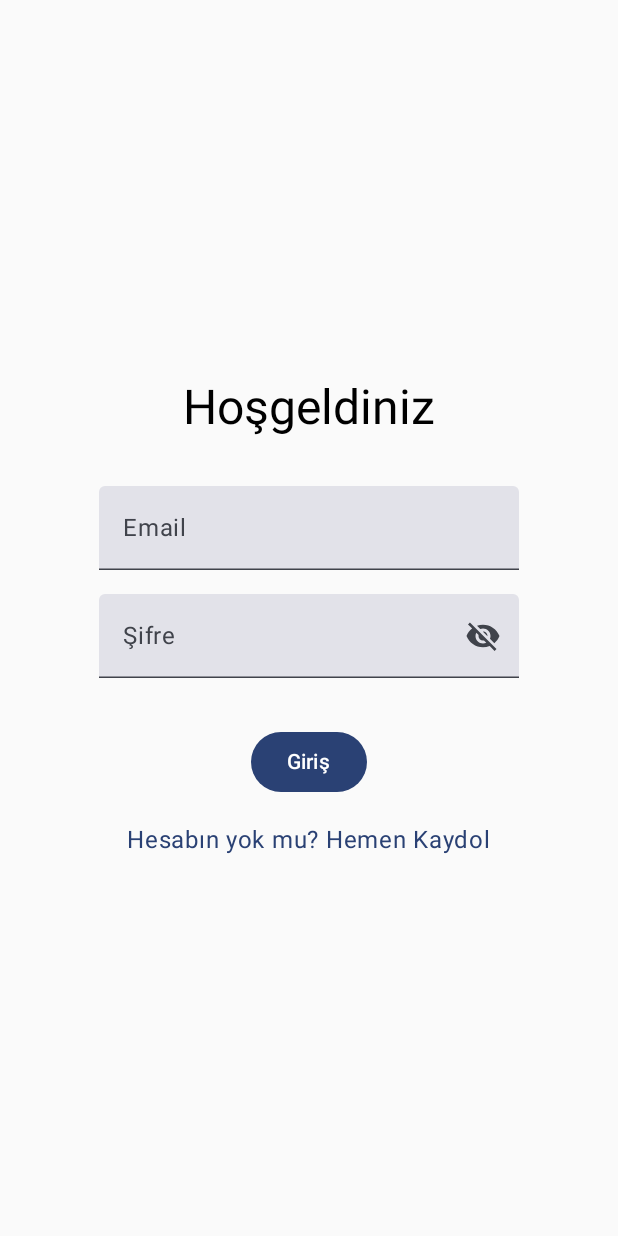
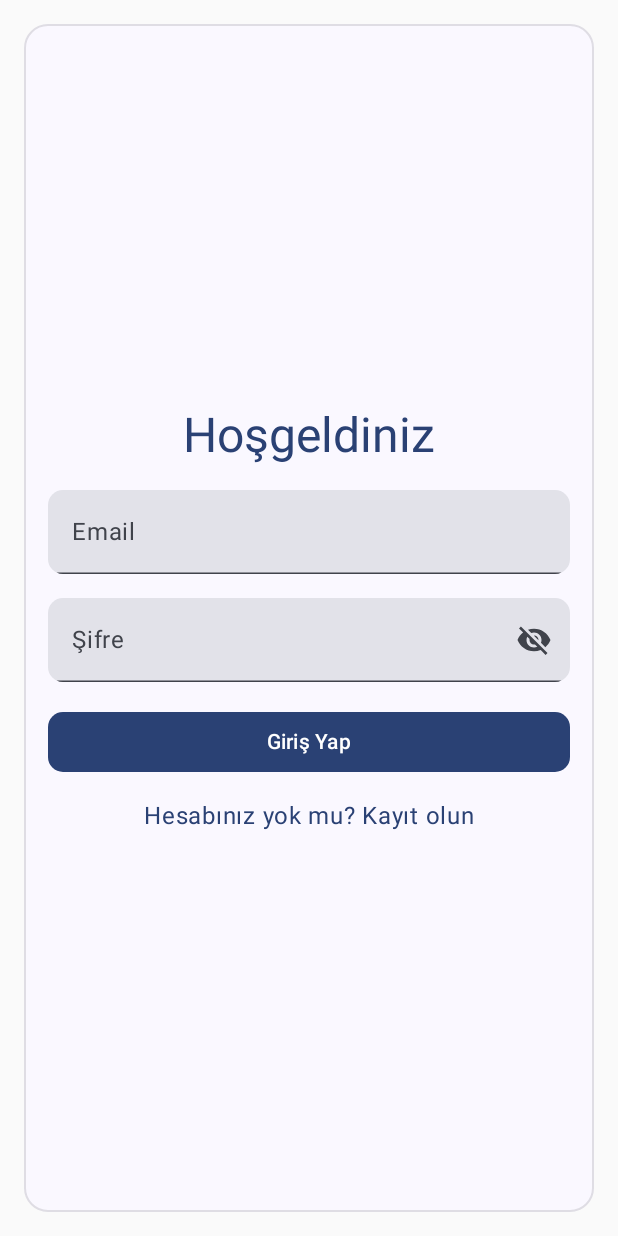
Before and after one commit to TravelTeamApp/TravelApp_frontend, an Android app built with Jetpack Compose: the screen it shows after launch (MainActivity), on a phone screen of 412 x 824 dp. Run offline under Robolectric (Android 15) with nearby library versions, the phone set to English and light mode, and no system bars.

Commit message:
login ve register backend tamamlandı.

```diff
--- a/app/build.gradle
+++ b/app/build.gradle
@@ -47,7 +47,10 @@ android {
 }
 
 dependencies {
-
+    implementation "com.squareup.retrofit2:retrofit:2.9.0"
+    implementation "com.squareup.retrofit2:converter-gson:2.9.0"
+    implementation("androidx.navigation:navigation-compose:2.7.3")
+    implementation "androidx.compose.material:material-icons-extended:1.0.0"
     implementation libs.androidx.core.ktx
     implementation libs.androidx.lifecycle.runtime.ktx
     implementation libs.androidx.activity.compose
@@ -56,6 +59,7 @@ dependencies {
     implementation libs.androidx.ui.graphics
     implementation libs.androidx.ui.tooling.preview
     implementation libs.androidx.material3
+    implementation libs.androidx.appcompat
     testImplementation libs.junit
     androidTestImplementation libs.androidx.junit
     androidTestImplementation libs.androidx.espresso.core
--- a/app/src/main/AndroidManifest.xml
+++ b/app/src/main/AndroidManifest.xml
@@ -2,7 +2,11 @@
 <manifest xmlns:android="http://schemas.android.com/apk/res/android"
     xmlns:tools="http://schemas.android.com/tools">
 
+    <uses-permission android:name="android.permission.INTERNET" />
+    <uses-permission android:name="android.permission.ACCESS_NETWORK_STATE" />
+
     <application
+        android:networkSecurityConfig="@xml/network_security_config"
         android:allowBackup="true"
         android:dataExtractionRules="@xml/data_extraction_rules"
         android:fullBackupContent="@xml/backup_rules"
@@ -19,7 +23,6 @@
             android:theme="@style/Theme.BitirmeProjesi1">
             <intent-filter>
                 <action android:name="android.intent.action.MAIN" />
-
                 <category android:name="android.intent.category.LAUNCHER" />
             </intent-filter>
         </activity>
--- /dev/null
+++ b/app/src/main/java/tr/edu/trakya/tubanurturkmen/bitirmeprojesi1/AppNavigation.kt
@@ -0,0 +1,23 @@
+package tr.edu.trakya.tubanurturkmen.bitirmeprojesi1.ui.navigation
+
+import androidx.compose.runtime.Composable
+import androidx.navigation.compose.NavHost
+import androidx.navigation.compose.composable
+import androidx.navigation.compose.rememberNavController
+import tr.edu.trakya.tubanurturkmen.bitirmeprojesi1.LoginScreen
+import tr.edu.trakya.tubanurturkmen.bitirmeprojesi1.RegisterScreen
+import tr.edu.trakya.tubanurturkmen.bitirmeprojesi1.HomeScreen
+@Composable
+fun AppNavigation() {
+    val navController = rememberNavController()
+
+    NavHost(navController = navController, startDestination = "login") {
+        composable("login") {
+            LoginScreen(navController)
+        }
+        composable("register") {
+            RegisterScreen(navController)
+        }
+        composable("home") { HomeScreen(navController) } // Home ekranını ekledik
+    }
+}
--- /dev/null
+++ b/app/src/main/java/tr/edu/trakya/tubanurturkmen/bitirmeprojesi1/LoginRequest.kt
@@ -0,0 +1,6 @@
+package tr.edu.trakya.tubanurturkmen.bitirmeprojesi1
+
+data class LoginRequest(
+    val email: String,
+    val password: String,
+)
--- /dev/null
+++ b/app/src/main/java/tr/edu/trakya/tubanurturkmen/bitirmeprojesi1/LoginScreen.kt
@@ -0,0 +1,175 @@
+package tr.edu.trakya.tubanurturkmen.bitirmeprojesi1
+import androidx.compose.material3.CircularProgressIndicator
+import retrofit2.Response
+import retrofit2.Call
+import retrofit2.Callback
+import android.widget.Toast
+import androidx.compose.foundation.BorderStroke
+import androidx.compose.foundation.background
+import androidx.compose.foundation.border
+import androidx.compose.foundation.clickable
+import androidx.compose.foundation.layout.*
+import androidx.compose.foundation.shape.RoundedCornerShape
+import androidx.compose.foundation.text.KeyboardOptions
+import androidx.compose.material3.Button
+import androidx.compose.material3.ExperimentalMaterial3Api
+import androidx.compose.material3.Icon
+import androidx.compose.material3.MaterialTheme
+import androidx.compose.material3.Text
+import androidx.compose.material3.TextField
+import androidx.compose.material3.TextFieldDefaults
+import androidx.compose.runtime.Composable
+import androidx.compose.runtime.getValue
+import androidx.compose.runtime.mutableStateOf
+import androidx.compose.runtime.remember
+import androidx.compose.runtime.setValue
+import androidx.compose.ui.Alignment
+import androidx.compose.ui.Modifier
+import androidx.compose.ui.graphics.Color
+import androidx.compose.ui.graphics.vector.ImageVector
+import androidx.compose.ui.platform.LocalContext
+import androidx.compose.ui.res.vectorResource
+import androidx.compose.ui.text.input.ImeAction
+import androidx.compose.ui.text.input.KeyboardType
+import androidx.compose.ui.text.input.PasswordVisualTransformation
+import androidx.compose.ui.text.input.VisualTransformation
+import androidx.compose.ui.unit.dp
+import androidx.navigation.NavController
+import tr.edu.trakya.tubanurturkmen.bitirmeprojesi1.ui.theme.BitirmeProjesi1Theme
+import android.util.Log
+@OptIn(ExperimentalMaterial3Api::class)
+@Composable
+fun LoginScreen(navController: NavController) {
+    val email = remember { mutableStateOf("") }
+    val password = remember { mutableStateOf("") }
+    val context = LocalContext.current
+    var isPasswordVisible by remember { mutableStateOf(false) }
+
+    // Giriş işlemi sırasında yükleniyor durumu
+    var isLoading by remember { mutableStateOf(false) }
+
+    Box(
+        modifier = Modifier
+            .fillMaxSize()
+            .padding(16.dp)
+            .background(MaterialTheme.colorScheme.surface, RoundedCornerShape(16.dp))
+            .border(BorderStroke(1.dp, MaterialTheme.colorScheme.onSurface.copy(alpha = 0.12f)), RoundedCornerShape(16.dp))
+            .padding(16.dp),
+        contentAlignment = Alignment.Center
+    ) {
+        Column(
+            horizontalAlignment = Alignment.CenterHorizontally,
+            verticalArrangement = Arrangement.spacedBy(16.dp),
+            modifier = Modifier.fillMaxWidth()
+        ) {
+            Text(
+                text = "Hoşgeldiniz",
+                style = androidx.compose.material3.MaterialTheme.typography.headlineLarge.copy(color = MaterialTheme.colorScheme.primary)
+            )
+
+            // Email alanı
+            TextField(
+                value = email.value,
+                onValueChange = { email.value = it },
+                label = { Text("Email") },
+                modifier = Modifier.fillMaxWidth(),
+                shape = RoundedCornerShape(10.dp),
+                keyboardOptions = KeyboardOptions.Default.copy(
+                    keyboardType = KeyboardType.Email,
+                    imeAction = ImeAction.Next
+                )
+            )
+
+            // Şifre alanı
+            TextField(
+                value = password.value,
+                onValueChange = { password.value = it },
+                label = { Text("Şifre") },
+                modifier = Modifier.fillMaxWidth(),
+                shape = RoundedCornerShape(10.dp),
+                keyboardOptions = KeyboardOptions.Default.copy(
+                    keyboardType = KeyboardType.Password,
+                    imeAction = ImeAction.Done
+                ),
+                visualTransformation = if (isPasswordVisible) VisualTransformation.None else PasswordVisualTransformation(),
+                trailingIcon = {
+                    Icon(
+                        imageVector = if (isPasswordVisible) {
+                            ImageVector.vectorResource(id = R.drawable.baseline_visibility_24)
+                        } else {
+                            ImageVector.vectorResource(id = R.drawable.baseline_visibility_off_24)
+                        },
+                        contentDescription = if (isPasswordVisible) "Hide password" else "Show password",
+                        modifier = Modifier
+                            .clickable { isPasswordVisible = !isPasswordVisible }
+                    )
+                }
+            )
+
+            // Eğer yükleme yapılırken buton, kullanıcıyı bilgilendirecek şekilde değiştirilebilir.
+            if (isLoading) {
+                CircularProgressIndicator(modifier = Modifier.size(48.dp))
+            } else {
+                // Giriş Butonu
+                Button(
+                    onClick = {
+                        if (email.value.isNotEmpty() && password.value.isNotEmpty()) {
+                            isLoading = true
+
+                            // RetrofitClient üzerinden apiService'e erişim
+                            val loginRequest = LoginRequest(email.value, password.value)
+
+                            RetrofitClient.apiService.login(loginRequest).enqueue(object : retrofit2.Callback<LoginResponse> {
+                                override fun onResponse(call: Call<LoginResponse>, response: Response<LoginResponse>) {
+                                    isLoading = false
+                                    if (response.isSuccessful) {
+                                        // Başarılı giriş işlemi
+                                        val token = response.body()
+                                        Log.d("LoginSuccess", "Giriş Başarılı: Kullanıcı Token'ı: $token")  // Başarılı giriş logu
+                                        if (token != null) {
+                                            // Token ile işlemler
+                                            Toast.makeText(context, "Giriş Başarılı", Toast.LENGTH_SHORT).show()
+
+                                            // Başarıyla giriş yaptıktan sonra Home sayfasına yönlendir
+                                            navController.navigate("home") // Home ekranına yönlendirme
+
+                                            // Token'ı saklama veya diğer işlemler yapılabilir
+                                        }
+                                    } else {
+                                        val errorBody = response.errorBody()?.string()
+                                        val errorCode = response.code()
+                                        Log.e("LoginError", "Hata Kodu: $errorCode, Hata Mesajı: $errorBody")
+                                        Toast.makeText(context, "Giriş Başarısız: $errorBody", Toast.LENGTH_SHORT).show()
+                                    }
+                                }
+
+                                override fun onFailure(call: Call<LoginResponse>, t: Throwable) {
+                                    isLoading = false
+                                    // Bağlantı hatası durumunda
+                                    Log.e("LoginError", "Bağlantı Hatası: ${t.message}")
+                                    Toast.makeText(context, "Bağlantı Hatası: ${t.message}", Toast.LENGTH_SHORT).show()
+                                }
+                            })
+                        } else {
+                            Toast.makeText(context, "Lütfen tüm alanları doldurun", Toast.LENGTH_SHORT).show()
+                        }
+                    },
+                    modifier = Modifier.fillMaxWidth(),
+                    shape = RoundedCornerShape(10.dp)
+                ) {
+                    Text(text = "Giriş Yap")
+                }
+                // Kayıt Ol linki
+                Text(
+                    text = "Hesabınız yok mu? Kayıt olun",
+                    style = MaterialTheme.typography.bodyLarge.copy(color = MaterialTheme.colorScheme.primary),
+                    modifier = Modifier
+                        .clickable {
+                            // Kayıt ekranına yönlendir
+                            navController.navigate("register")
+                        }
+                )
+            }
+        }
+    }
+}
--- a/app/src/main/java/tr/edu/trakya/tubanurturkmen/bitirmeprojesi1/MainActivity.kt
+++ b/app/src/main/java/tr/edu/trakya/tubanurturkmen/bitirmeprojesi1/MainActivity.kt
@@ -1,29 +1,10 @@
 package tr.edu.trakya.tubanurturkmen.bitirmeprojesi1
 
 import android.os.Bundle
-import android.widget.Toast
 import androidx.activity.ComponentActivity
 import androidx.activity.compose.setContent
 import androidx.activity.enableEdgeToEdge
-import androidx.compose.foundation.clickable
-import androidx.compose.foundation.layout.*
-import androidx.compose.foundation.text.KeyboardOptions
-import androidx.compose.material3.Button
-import androidx.compose.material3.Icon
-import androidx.compose.material3.Text
-import androidx.compose.material3.TextField
-import androidx.compose.runtime.*
-import androidx.compose.ui.Alignment
-import androidx.compose.ui.Modifier
-import androidx.compose.ui.graphics.vector.ImageVector
-import androidx.compose.ui.platform.LocalContext
-import androidx.compose.ui.res.vectorResource
-import androidx.compose.ui.text.input.ImeAction
-import androidx.compose.ui.text.input.KeyboardType
-import androidx.compose.ui.text.input.PasswordVisualTransformation
-import androidx.compose.ui.text.input.VisualTransformation
-import androidx.compose.ui.tooling.preview.Preview
-import androidx.compose.ui.unit.dp
+import tr.edu.trakya.tubanurturkmen.bitirmeprojesi1.ui.navigation.AppNavigation
 import tr.edu.trakya.tubanurturkmen.bitirmeprojesi1.ui.theme.BitirmeProjesi1Theme
 
 class MainActivity : ComponentActivity() {
@@ -32,99 +13,8 @@ class MainActivity : ComponentActivity() {
         enableEdgeToEdge()
         setContent {
             BitirmeProjesi1Theme {
-                LoginScreen()
+                AppNavigation() // Login ve Register ekranları arasında yönlendirme yapılacak
             }
         }
     }
 }
-
-@Composable
-fun LoginScreen() {
-    val email = remember { mutableStateOf("") }
-    val password = remember { mutableStateOf("") }
-    val context = LocalContext.current
-    var isPasswordVisible by remember { mutableStateOf(false) }
-    Box(
-        modifier = Modifier
-            .fillMaxSize()
-            .padding(16.dp),
-        contentAlignment = Alignment.Center
-    ) {
-        Column(
-            horizontalAlignment = Alignment.CenterHorizontally,
-            verticalArrangement = Arrangement.Center,
-            modifier = Modifier.fillMaxWidth()
-        ) {
-            Text(text = "Hoşgeldiniz", style = androidx.compose.material3.MaterialTheme.typography.headlineLarge)
-
-            Spacer(modifier = Modifier.height(32.dp))
-
-            TextField(
-                value = email.value,
-                onValueChange = { email.value = it },
-                label = { Text("Email") },
-                keyboardOptions = KeyboardOptions.Default.copy(
-                    keyboardType = KeyboardType.Email,
-                    imeAction = ImeAction.Next
-                )
-            )
-
-            Spacer(modifier = Modifier.height(16.dp))
-
-            TextField(
-                value = password.value,
-                onValueChange = { password.value = it },
-                label = { Text("Şifre") },
-                keyboardOptions = KeyboardOptions.Default.copy(
-                    keyboardType = KeyboardType.Password,
-                    imeAction = ImeAction.Done
-                ),
-                visualTransformation = if (isPasswordVisible) VisualTransformation.None else PasswordVisualTransformation(),
-                trailingIcon = {
-                    Icon(
-                        imageVector = if (isPasswordVisible) {
-                            ImageVector.vectorResource(id = R.drawable.baseline_visibility_24)
-                        } else {
-                            ImageVector.vectorResource(id = R.drawable.baseline_visibility_off_24)
-                        },
-                        contentDescription = if (isPasswordVisible) "Hide password" else "Show password",
-                        modifier = Modifier
-                            .clickable { isPasswordVisible = !isPasswordVisible }
-                    )
-                }
-            )
-
-            Spacer(modifier = Modifier.height(32.dp))
-
-            Button(onClick = {
-                if (validateLogin(email.value, password.value)) {
-                    Toast.makeText(context, "Giriş Başarılı", Toast.LENGTH_SHORT).show()
-                } else {
-                    Toast.makeText(context, "Hatalı Giriş", Toast.LENGTH_SHORT).show()
-                }
-            }) {
-                Text(text = "Giriş")
-            }
-
-            Spacer(modifier = Modifier.height(16.dp))
-
-            Text(
-                text = "Hesabın yok mu? Hemen Kaydol",
-                color = androidx.compose.material3.MaterialTheme.colorScheme.primary,
-                modifier = Modifier.clickable { /* Kayıt olma ekranına yönlendirme */ }
-            )
-        }
-    }
-}
-
-private fun validateLogin(email: String, password: String): Boolean {
-    return email == "test@gmail.com" && password == "password123"
-}
-
-@Preview(showBackground = true)
-@Composable
-fun PreviewLoginScreen() {
-    BitirmeProjesi1Theme {
-        LoginScreen()
-    }
-}
--- /dev/null
+++ b/app/src/main/res/xml/network_security_config.xml
@@ -0,0 +1,6 @@
+<?xml version="1.0" encoding="utf-8"?>
+<network-security-config>
+    <domain-config cleartextTrafficPermitted="true">
+        <domain includeSubdomains="true">10.0.2.2</domain>
+    </domain-config>
+</network-security-config>
--- a/gradle/libs.versions.toml
+++ b/gradle/libs.versions.toml
@@ -8,6 +8,7 @@ espressoCore = "3.6.1"
 lifecycleRuntimeKtx = "2.8.6"
 activityCompose = "1.9.2"
 composeBom = "2024.04.01"
+appcompat = "1.7.0"
 
 [libraries]
 androidx-core-ktx = { group = "androidx.core", name = "core-ktx", version.ref = "coreKtx" }
@@ -24,6 +25,7 @@ androidx-ui-tooling-preview = { group = "androidx.compose.ui", name = "ui-toolin
 androidx-ui-test-manifest = { group = "androidx.compose.ui", name = "ui-test-manifest" }
 androidx-ui-test-junit4 = { group = "androidx.compose.ui", name = "ui-test-junit4" }
 androidx-material3 = { group = "androidx.compose.material3", name = "material3" }
+androidx-appcompat = { group = "androidx.appcompat", name = "appcompat", version.ref = "appcompat" }
 
 [plugins]
 android-application = { id = "com.android.application", version.ref = "agp" }
```
Also changed, not shown: app/src/main/java/tr/edu/trakya/tubanurturkmen/bitirmeprojesi1/AuthService.kt (added, +16 -0 lines), app/src/main/java/tr/edu/trakya/tubanurturkmen/bitirmeprojesi1/HomeScreen.kt (added, +58 -0 lines), app/src/main/java/tr/edu/trakya/tubanurturkmen/bitirmeprojesi1/LoginResponse.kt (added, +8 -0 lines), app/src/main/java/tr/edu/trakya/tubanurturkmen/bitirmeprojesi1/RegisterRequest.kt (added, +7 -0 lines), app/src/main/java/tr/edu/trakya/tubanurturkmen/bitirmeprojesi1/RegisterResponse.kt (added, +7 -0 lines), app/src/main/java/tr/edu/trakya/tubanurturkmen/bitirmeprojesi1/RegisterScreen.kt (added, +157 -0 lines), app/src/main/java/tr/edu/trakya/tubanurturkmen/bitirmeprojesi1/RetrofitClient.kt (added, +18 -0 lines).
